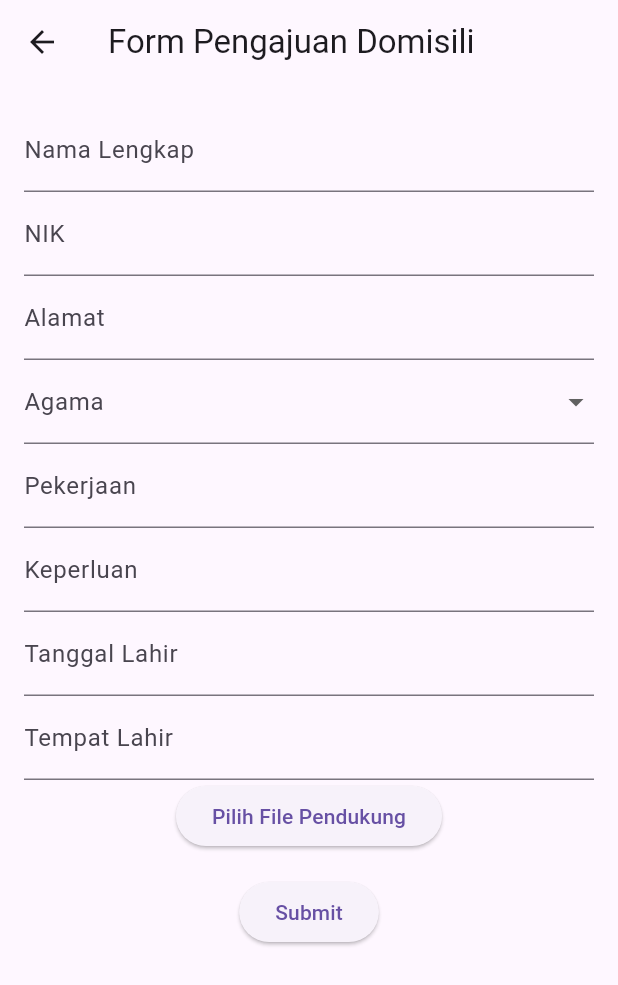
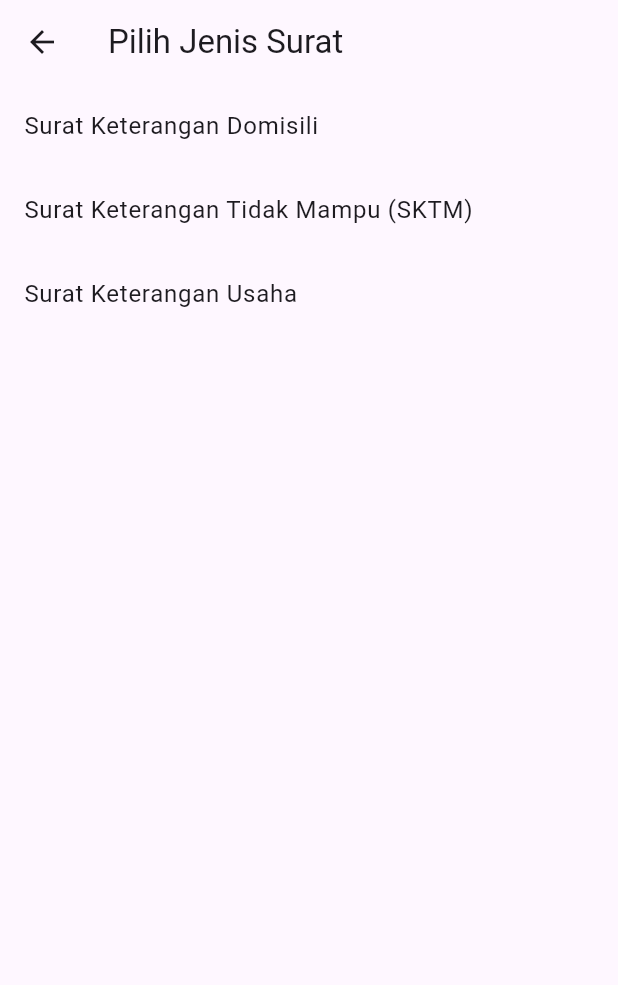
Before and after one commit to alapolaa/sipedes, a Flutter app: the SuratScreen screen opened directly with empty values, after a tap on the "add" icon, on a phone screen of 412 x 824 dp. Shown: the top 985 px of the screen. Run offline on Flutter 3.47's test engine with Material 3 defaults, Android fonts, the phone set to English and light mode, and no system bars; our stand-ins replace carousel_slider, file_picker, flutter_screenutil, flutter_spinkit, font_awesome_flutter, shared_preferences; accounts and stored records are empty; network calls fail.

```diff
--- /dev/null
+++ b/lib/layanan/daftar_surat.dart
@@ -0,0 +1,39 @@
+import 'package:flutter/material.dart';
+import 'package:sipedes/layanan/tambah_surat.dart';
+
+class DaftarSurat extends StatelessWidget {
+  @override
+  Widget build(BuildContext context) {
+    return Scaffold(
+      appBar: AppBar(
+        title: Text('Pilih Jenis Surat'),
+      ),
+      body: ListView(
+        children: <Widget>[
+          ListTile(
+            title: Text('Surat Keterangan Domisili'),
+            onTap: () {
+
+              Navigator.push(context, MaterialPageRoute(builder: (context)=>TambahSurat()));
+            },
+          ),
+          ListTile(
+            title: Text('Surat Keterangan Tidak Mampu (SKTM)'),
+            onTap: () {
+              // Navigasi ke halaman tambah SKTM
+              Navigator.pop(context, true);
+            },
+          ),
+          ListTile(
+            title: Text('Surat Keterangan Usaha'),
+            onTap: () {
+              // Navigasi ke halaman tambah surat usaha
+              Navigator.pop(context, true);
+            },
+          ),
+          // Tambahkan jenis surat lainnya di sini
+        ],
+      ),
+    );
+  }
+}
--- a/lib/layanan/layanan_publik.dart
+++ b/lib/layanan/layanan_publik.dart
@@ -2,6 +2,7 @@ import 'package:flutter/material.dart';
 import 'package:sipedes/layanan/tambah_surat.dart';
 import '../data/api_service/test.dart';
 import '../data/model/surat.dart';
+import 'daftar_surat.dart';
 
 class SuratScreen extends StatefulWidget {
   final String idPengguna;
@@ -77,7 +78,7 @@ class _SuratScreenState extends State<SuratScreen> {
         onPressed: () async {
           final result = await Navigator.push(
             context,
-            MaterialPageRoute(builder: (context) => TambahSurat()),
+            MaterialPageRoute(builder: (context) => DaftarSurat()),
           );
           if (result == true) {
             _refreshSurat();
```
Also changed, not shown: lib/layanan/tambah_surat.dart (+7 -2 lines), lib/navbar/navbar.dart (+14 -5 lines), 1 other file.
